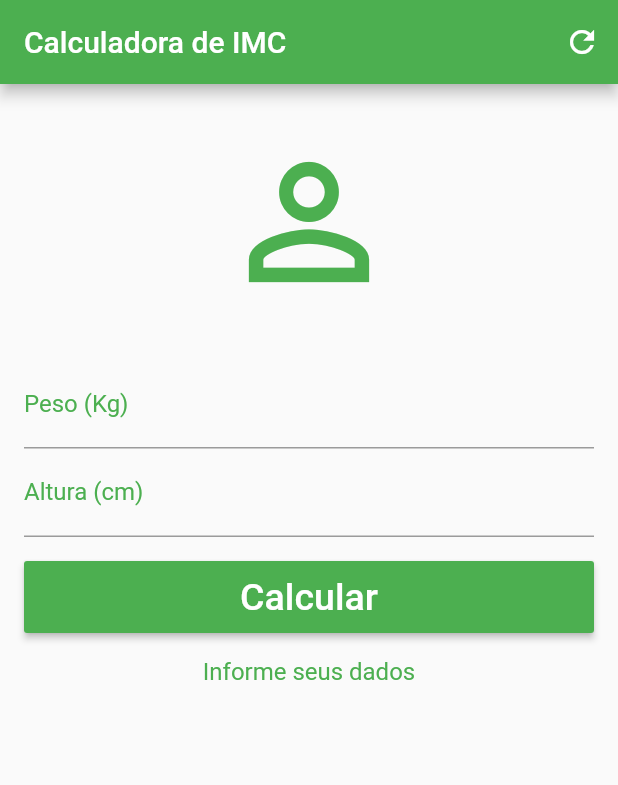
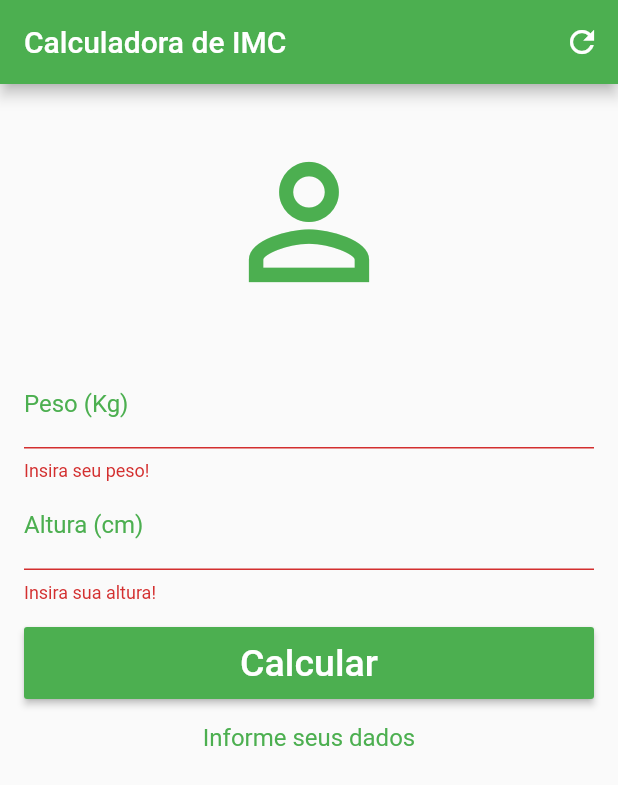
Before and after one commit to gabrielferreir/starting-with-flutter, a Flutter app: the screen it shows after launch, after a tap on "Calcular", on a phone screen of 412 x 824 dp. Shown: the top 785 px of the screen. Run offline on Flutter 3.47's test engine with Material 2 defaults, Android fonts, the phone set to English and light mode, and no system bars.

```diff
--- a/imc/lib/main.dart
+++ b/imc/lib/main.dart
@@ -15,6 +15,8 @@ class _HomeState extends State<Home> {
   TextEditingController weightController = TextEditingController();
   TextEditingController widthController = TextEditingController();
 
+  GlobalKey<FormState> _formKey = GlobalKey<FormState>();
+
   void _resetFields() {
     weightController.text = '';
     widthController.text = '';
@@ -26,7 +28,6 @@ class _HomeState extends State<Home> {
 
   void _calculate() {
     setState(() {
-
       double weight = double.parse(weightController.text);
       double height = double.parse(widthController.text) / 100;
       double imc = weight / (height * height);
@@ -67,23 +68,35 @@ class _HomeState extends State<Home> {
         ),
         body: SingleChildScrollView(
           padding: EdgeInsets.fromLTRB(16.0, 0.0, 16.0, 0.0),
+          child: Form(
+            key: _formKey,
             child: Column(
               crossAxisAlignment: CrossAxisAlignment.stretch,
               children: <Widget>[
                 Padding(
                     padding: EdgeInsets.all(32.0),
-                child:
-                Icon(Icons.person_outline, size: 120.0, color: Colors.green)),
-            TextField(
+                    child: Icon(Icons.person_outline,
+                        size: 120.0, color: Colors.green)),
+                TextFormField(
                   keyboardType: TextInputType.number,
                   controller: weightController,
+                  validator: (value) {
+                    if (value.isEmpty) {
+                      return 'Insira seu peso!';
+                    }
+                  },
                   decoration: InputDecoration(
                       labelText: "Peso (Kg)",
                       labelStyle: TextStyle(color: Colors.green)),
                 ),
-            TextField(
+                TextFormField(
                   keyboardType: TextInputType.number,
                   controller: widthController,
+                  validator: (value) {
+                    if (value.isEmpty) {
+                      return 'Insira sua altura!';
+                    }
+                  },
                   decoration: InputDecoration(
                       labelText: "Altura (cm)",
                       labelStyle: TextStyle(color: Colors.green)),
@@ -93,7 +106,9 @@ class _HomeState extends State<Home> {
                   margin: EdgeInsets.fromLTRB(0.0, 16.0, 0.0, 16.0),
                   child: RaisedButton(
                     onPressed: () {
+                      if (_formKey.currentState.validate()) {
                         this._calculate();
+                      }
                     },
                     child: Text(
                       "Calcular",
@@ -109,7 +124,7 @@ class _HomeState extends State<Home> {
                 )
               ],
             ),
-      )
-    );
+          ),
+        ));
   }
 }
```
Lines whose indentation alone changed are shown as unchanged.
